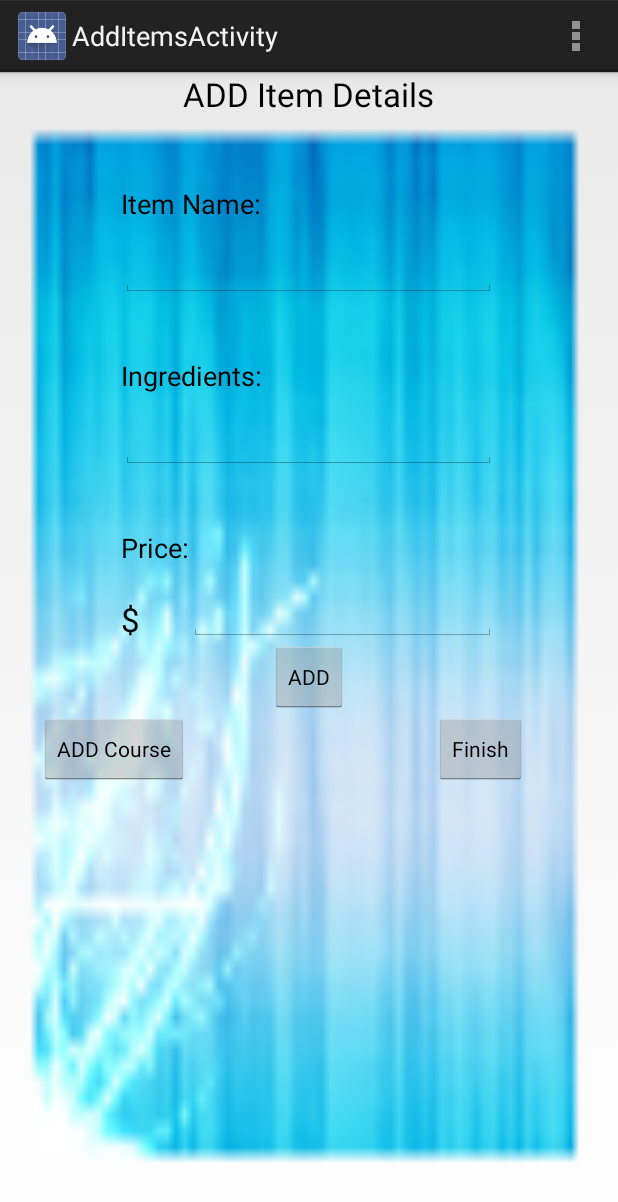
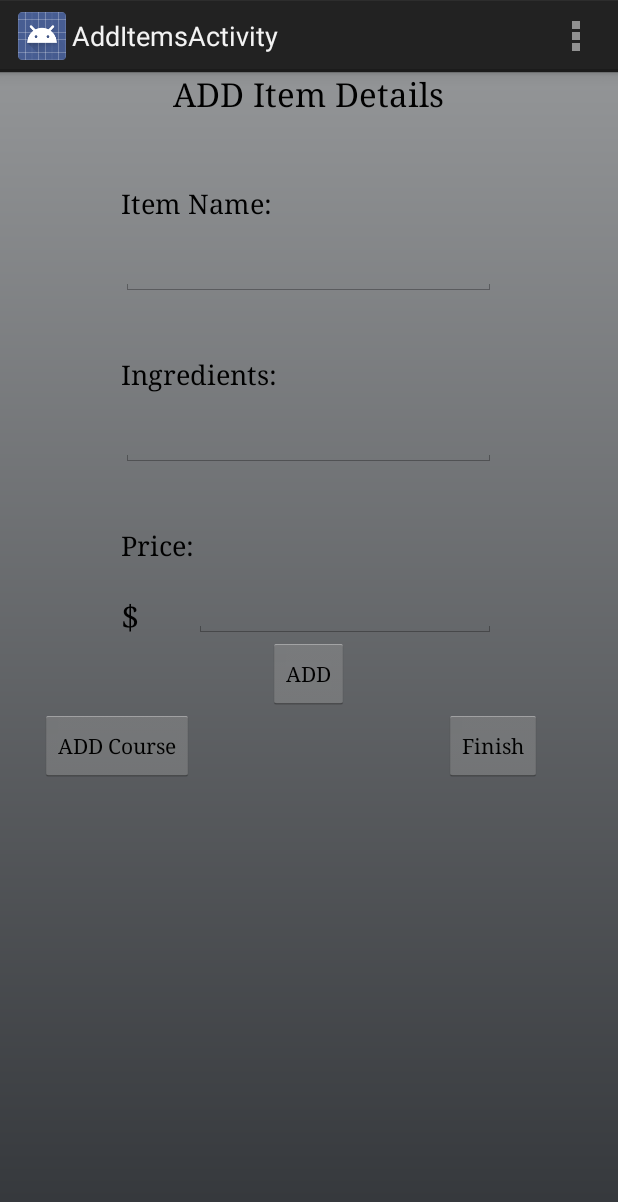
Before and after one commit to arpitpanwar/CustomizeMenu, an Android app: the AddItemsActivity screen opened directly, with no data from a screen before it, on a phone screen of 412 x 824 dp. Shown: the top 1202 px of the screen. Run offline under Robolectric (Android 15) with nearby library versions, the phone set to English and light mode, and no system bars.

Commit message:
Random styling

```diff
--- /dev/null
+++ b/CustomizMenuforRestaurants/app/src/main/res/drawable-hdpi/background_gradient.xml
@@ -0,0 +1,9 @@
+<?xml version="1.0" encoding="utf-8"?>
+<shape xmlns:android="http://schemas.android.com/apk/res/android"
+        android:shape="rectangle">
+        <gradient
+            android:angle="90"
+            android:startColor="#ff33363a"
+            android:endColor="#ff939597"
+            android:type="linear"/>
+    </shape>
--- a/CustomizMenuforRestaurants/app/src/main/res/layout/activity_add_items.xml
+++ b/CustomizMenuforRestaurants/app/src/main/res/layout/activity_add_items.xml
@@ -1,7 +1,7 @@
 <?xml version="1.0" encoding="utf-8"?>
 <RelativeLayout xmlns:android="http://schemas.android.com/apk/res/android"
     android:layout_width="match_parent"
-    android:background="@drawable/i_background_4"
+    android:background="@drawable/background_gradient"
     android:layout_height="match_parent">
 
     <TextView
@@ -11,7 +11,8 @@
         android:text="ADD Item Details"
         android:id="@+id/textView2"
         android:layout_alignParentTop="true"
-        android:layout_centerHorizontal="true" />
+        android:layout_centerHorizontal="true"
+        android:typeface="serif"/>
 
     <TextView
         android:layout_width="wrap_content"
@@ -22,14 +23,16 @@
         android:layout_below="@+id/textView2"
         android:layout_alignLeft="@+id/editText2"
         android:layout_alignStart="@+id/editText2"
-        android:layout_marginTop="46dp" />
+        android:layout_marginTop="46dp"
+        android:typeface="serif"/>
 
     <EditText
         android:layout_width="250dip"
         android:layout_height="50dip"
         android:id="@+id/editText2"
         android:layout_below="@+id/textView3"
-        android:layout_centerHorizontal="true" />
+        android:layout_centerHorizontal="true"
+        android:typeface="serif"/>
 
     <TextView
         android:layout_width="wrap_content"
@@ -40,7 +43,8 @@
         android:layout_marginTop="40dp"
         android:layout_below="@+id/editText2"
         android:layout_alignLeft="@+id/editText2"
-        android:layout_alignStart="@+id/editText2" />
+        android:layout_alignStart="@+id/editText2"
+        android:typeface="serif"/>
 
     <EditText
         android:layout_width="250dip"
@@ -48,7 +52,8 @@
         android:id="@+id/editText3"
         android:layout_below="@+id/textView4"
         android:layout_alignLeft="@+id/textView4"
-        android:layout_alignStart="@+id/textView4" />
+        android:layout_alignStart="@+id/textView4"
+        android:typeface="serif"/>
 
     <TextView
         android:layout_width="wrap_content"
@@ -59,7 +64,8 @@
         android:layout_below="@+id/editText3"
         android:layout_alignLeft="@+id/editText3"
         android:layout_alignStart="@+id/editText3"
-        android:layout_marginTop="40dp" />
+        android:layout_marginTop="40dp"
+        android:typeface="serif" />
 
     <EditText
         android:layout_width="250dip"
@@ -69,7 +75,8 @@
         android:layout_alignRight="@+id/editText3"
         android:layout_alignEnd="@+id/editText3"
         android:layout_toRightOf="@+id/textView5"
-        android:layout_toEndOf="@+id/textView5" />
+        android:layout_toEndOf="@+id/textView5"
+        android:typeface="serif"/>
 
     <TextView
         android:layout_width="wrap_content"
@@ -79,7 +86,8 @@
         android:id="@+id/textView6"
         android:layout_alignBottom="@+id/editText4"
         android:layout_alignLeft="@+id/textView5"
-        android:layout_alignStart="@+id/textView5" />
+        android:layout_alignStart="@+id/textView5"
+        android:typeface="serif"/>
 
     <Button
         style="?android:attr/buttonStyleSmall"
@@ -89,7 +97,8 @@
         android:id="@+id/button5"
         android:layout_below="@+id/editText4"
         android:layout_centerHorizontal="true"
-        android:onClick="storeItemInfo"/>
+        android:onClick="storeItemInfo"
+        android:typeface="serif"/>
 
     <Button
         style="?android:attr/buttonStyleSmall"
@@ -100,7 +109,8 @@
         android:layout_below="@+id/button5"
         android:layout_toLeftOf="@+id/editText4"
         android:layout_toStartOf="@+id/editText4"
-        android:onClick="addAnotherCourse"/>
+        android:onClick="addAnotherCourse"
+        android:typeface="serif"/>
 
     <Button
         style="?android:attr/buttonStyleSmall"
@@ -111,6 +121,7 @@
         android:layout_below="@+id/button5"
         android:layout_toRightOf="@+id/textView2"
         android:layout_toEndOf="@+id/textView2"
-        android:onClick="finish"/>
+        android:onClick="finish"
+        android:typeface="serif"/>
 
 </RelativeLayout>
```
Also changed, not shown: CustomizMenuforRestaurants/app/src/main/res/layout/activity_add_course.xml (+12 -5 lines), CustomizMenuforRestaurants/app/src/main/res/layout/front_layout.xml (+20 -3 lines).
